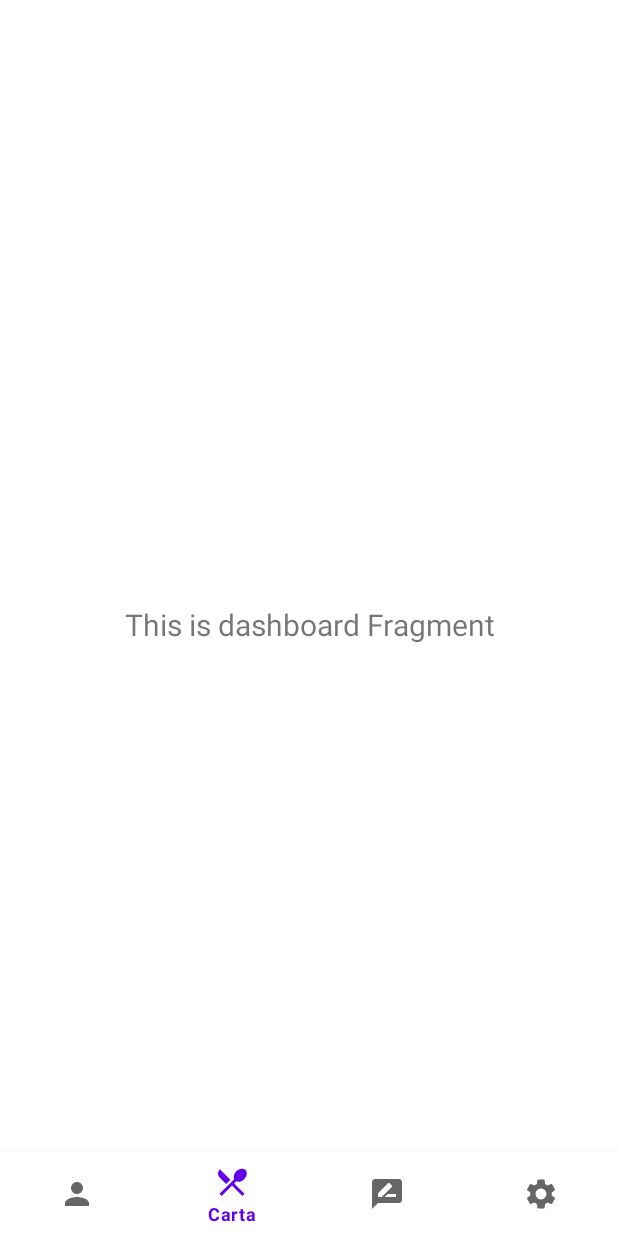
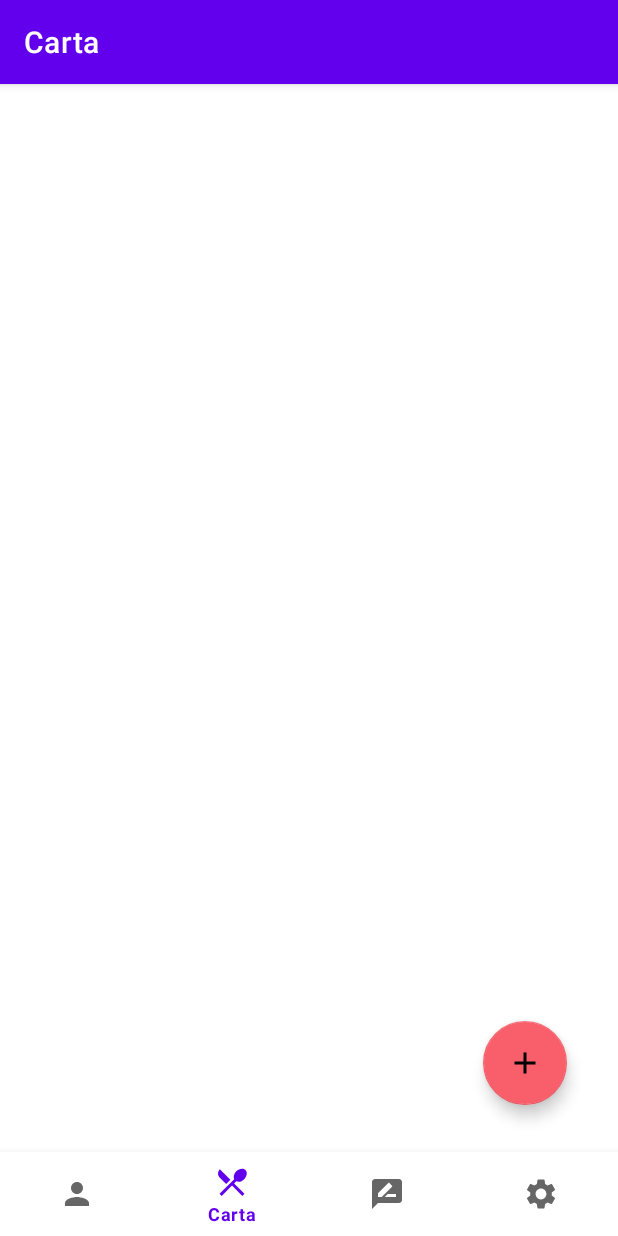
Before and after one commit to Gab-0r/saturnV1, an Android app: the CartaFragment screen opened through its navigation route, on a phone screen of 412 x 824 dp. Run offline under Robolectric (Android 15) with nearby library versions, the phone set to English and light mode, and no system bars; our stand-ins replace Firebase (no records; nobody signed in at launch, a user with empty details on screens opened directly), navigation-ui; 1 statement that could not run was skipped.

Commit message:
Se crean usuarios en la base de datos satisfactoriamente. Se crea la ventana para añadir productos y su viewmodel. Se crea el repositorio de productos y la clase data para gestionar los datos de los productos.

```diff
--- a/app/build.gradle
+++ b/app/build.gradle
@@ -52,6 +52,8 @@ dependencies {
     implementation 'com.google.firebase:firebase-common-ktx:20.1.1'
     implementation 'com.google.firebase:firebase-auth-ktx:21.0.7'
     implementation 'org.jetbrains.kotlinx:kotlinx-coroutines-play-services:1.1.1'
+    implementation 'com.google.firebase:firebase-firestore:21.4.0'
+    implementation 'com.google.firebase:firebase-firestore-ktx:24.2.2'
     testImplementation 'junit:junit:4.13.2'
     androidTestImplementation 'androidx.test.ext:junit:1.1.3'
     androidTestImplementation 'androidx.test.espresso:espresso-core:3.4.0'
--- a/app/src/main/java/com/example/saturnv1/ui/carta/CartaFragment.kt
+++ b/app/src/main/java/com/example/saturnv1/ui/carta/CartaFragment.kt
@@ -5,38 +5,35 @@ import android.view.LayoutInflater
 import android.view.View
 import android.view.ViewGroup
 import android.widget.TextView
+import androidx.appcompat.app.AppCompatActivity
 import androidx.fragment.app.Fragment
 import androidx.lifecycle.ViewModelProvider
+import androidx.navigation.fragment.findNavController
 import com.example.saturnv1.databinding.FragmentCartaBinding
 
 class CartaFragment : Fragment() {
 
-    private var _binding: FragmentCartaBinding? = null
-
-    // This property is only valid between onCreateView and
-    // onDestroyView.
-    private val binding get() = _binding!!
+    private lateinit var cartaBinding: FragmentCartaBinding
+    private lateinit var cartaViewModel: CartaViewModel
 
     override fun onCreateView(
         inflater: LayoutInflater,
         container: ViewGroup?,
         savedInstanceState: Bundle?
     ): View {
-        val dashboardViewModel =
-            ViewModelProvider(this).get(CartaViewModel::class.java)
+        cartaViewModel = ViewModelProvider(this)[cartaViewModel::class.java]
+        cartaBinding = FragmentCartaBinding.inflate(inflater, container, false)
+        val view = cartaBinding.root
 
-        _binding = FragmentCartaBinding.inflate(inflater, container, false)
-        val root: View = binding.root
-
-        val textView: TextView = binding.textDashboard
-        dashboardViewModel.text.observe(viewLifecycleOwner) {
-            textView.text = it
+        cartaBinding.AddProductActionButton.setOnClickListener{
+            findNavController().navigate(CartaFragmentDirections.actionNavigationCartaToNavigationCreate())
         }
-        return root
+        return view
     }
 
-    override fun onDestroyView() {
-        super.onDestroyView()
-        _binding = null
+    override fun onResume() {
+        super.onResume()
+        (activity as AppCompatActivity).supportActionBar!!.show()
     }
+
 }
--- a/app/src/main/java/com/example/saturnv1/ui/signup/SignUpFragment.kt
+++ b/app/src/main/java/com/example/saturnv1/ui/signup/SignUpFragment.kt
@@ -28,7 +28,7 @@ class SignUpFragment : Fragment() {
             showErrorMsg(it)
         }
 
-        signUpviewModel.registerSuccess.observe(viewLifecycleOwner){uid ->
+        signUpviewModel.registerSuccess.observe(viewLifecycleOwner){
             goToLogin()
         }
 
--- /dev/null
+++ b/app/src/main/res/drawable/ic_add.xml
@@ -0,0 +1,5 @@
+<vector android:height="24dp" android:tint="#000000"
+    android:viewportHeight="24" android:viewportWidth="24"
+    android:width="24dp" xmlns:android="http://schemas.android.com/apk/res/android">
+    <path android:fillColor="@android:color/white" android:pathData="M19,13h-6v6h-2v-6H5v-2h6V5h2v6h6v2z"/>
+</vector>
--- /dev/null
+++ b/app/src/main/res/drawable/ic_photo.xml
@@ -0,0 +1,6 @@
+<vector android:height="24dp" android:tint="#000000"
+    android:viewportHeight="24" android:viewportWidth="24"
+    android:width="24dp" xmlns:android="http://schemas.android.com/apk/res/android">
+    <path android:fillColor="@android:color/white" android:pathData="M12,12m-3.2,0a3.2,3.2 0,1 1,6.4 0a3.2,3.2 0,1 1,-6.4 0"/>
+    <path android:fillColor="@android:color/white" android:pathData="M9,2L7.17,4L4,4c-1.1,0 -2,0.9 -2,2v12c0,1.1 0.9,2 2,2h16c1.1,0 2,-0.9 2,-2L22,6c0,-1.1 -0.9,-2 -2,-2h-3.17L15,2L9,2zM12,17c-2.76,0 -5,-2.24 -5,-5s2.24,-5 5,-5 5,2.24 5,5 -2.24,5 -5,5z"/>
+</vector>
--- a/app/src/main/res/layout/fragment_carta.xml
+++ b/app/src/main/res/layout/fragment_carta.xml
@@ -6,17 +6,19 @@
     android:layout_height="match_parent"
     tools:context=".ui.carta.CartaFragment">
 
-    <TextView
-        android:id="@+id/text_dashboard"
-        android:layout_width="match_parent"
+    <com.google.android.material.floatingactionbutton.FloatingActionButton
+        android:id="@+id/AddProductActionButton"
+        android:layout_width="wrap_content"
         android:layout_height="wrap_content"
-        android:layout_marginStart="8dp"
-        android:layout_marginTop="8dp"
-        android:layout_marginEnd="8dp"
-        android:textAlignment="center"
-        android:textSize="20sp"
+        android:layout_marginStart="322dp"
+        android:layout_marginEnd="34dp"
+        android:layout_marginBottom="87dp"
+        android:clickable="true"
+        android:src="@drawable/ic_add"
+        app:backgroundTint="@color/pink"
         app:layout_constraintBottom_toBottomOf="parent"
         app:layout_constraintEnd_toEndOf="parent"
+        app:layout_constraintHorizontal_bias="0.0"
         app:layout_constraintStart_toStartOf="parent"
-        app:layout_constraintTop_toTopOf="parent" />
+        tools:ignore="SpeakableTextPresentCheck" />
 </androidx.constraintlayout.widget.ConstraintLayout>
--- a/app/src/main/res/navigation/mobile_navigation.xml
+++ b/app/src/main/res/navigation/mobile_navigation.xml
@@ -15,7 +15,11 @@
         android:id="@+id/navigation_carta"
         android:name="com.example.saturnv1.ui.carta.CartaFragment"
         android:label="@string/string_cartamenu"
-        tools:layout="@layout/fragment_carta" />
+        tools:layout="@layout/fragment_carta" >
+        <action
+            android:id="@+id/action_navigation_carta_to_navigation_create"
+            app:destination="@id/navigation_create" />
+    </fragment>
 
     <fragment
         android:id="@+id/navigation_reviews"
@@ -49,4 +53,9 @@
             android:id="@+id/action_navigation_signUp_to_navigation_login"
             app:destination="@id/navigation_login" />
     </fragment>
+    <fragment
+        android:id="@+id/navigation_create"
+        android:name="com.example.saturnv1.ui.create.CreateFragment"
+        android:label="@string/create_product"
+        tools:layout="@layout/fragment_create" />
 </navigation>
```
Also changed, not shown: app/src/main/java/com/example/saturnv1/data/ProductRepository.kt (added, +32 -0 lines), app/src/main/java/com/example/saturnv1/data/UserRepository.kt (+16 -0 lines), app/src/main/java/com/example/saturnv1/model/Product.kt (added, +10 -0 lines), app/src/main/java/com/example/saturnv1/model/User.kt (added, +8 -0 lines), app/src/main/java/com/example/saturnv1/ui/create/CreateFragment.kt (added, +40 -0 lines), app/src/main/java/com/example/saturnv1/ui/create/CreateViewModel.kt (added, +19 -0 lines), app/src/main/java/com/example/saturnv1/ui/signup/SignUpViewModel.kt (+28 -4 lines), app/src/main/res/layout/fragment_create.xml (added, +117 -0 lines), app/src/main/res/values/strings.xml (+8 -0 lines).
